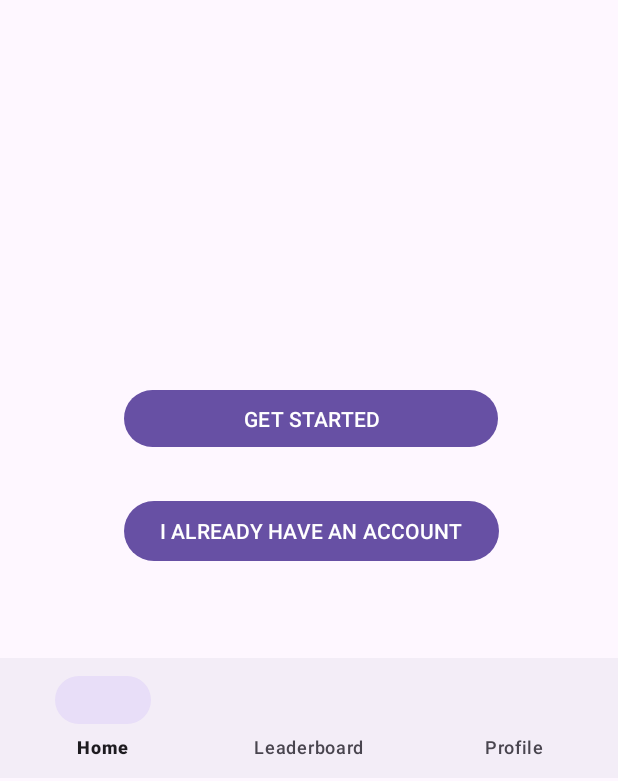
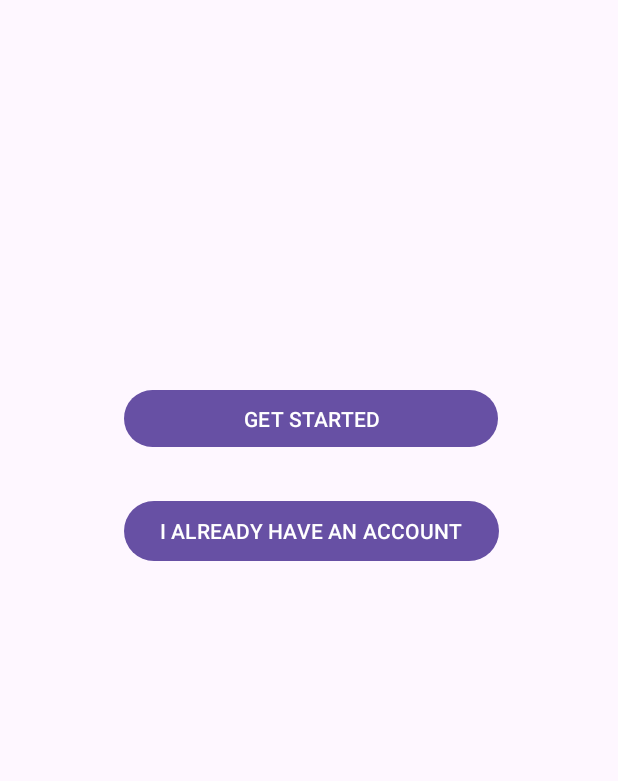
Before and after one commit to Hasitha-Su/Nihon-Ninja, an Android app: the screen it shows after launch (MainActivity), on a phone screen of 412 x 824 dp, the part 455-1236 px from its top. Run offline under Robolectric (Android 15) with nearby library versions, the phone set to English and light mode, and no system bars; our stand-ins replace Dagger/Hilt's generated code, Room's generated code; network calls fail; 1 statement that could not run was skipped.

Commit message:
Add navigation and bottom navigation setup
- Added navigation and set up the bottom navigation for the MainActivity.

- Implemented logic to handle the visibility of the bottom navigation based on the current destination.

```diff
--- a/app/src/main/java/com/hasitha/nihonNinja/ui/main/MainActivity.kt
+++ b/app/src/main/java/com/hasitha/nihonNinja/ui/main/MainActivity.kt
@@ -2,7 +2,15 @@ package com.hasitha.nihonNinja.ui.main
 
 import androidx.appcompat.app.AppCompatActivity
 import android.os.Bundle
+import android.util.Log
+import android.view.Menu
+import android.view.MenuItem
+import android.view.View
 import androidx.lifecycle.lifecycleScope
+import androidx.navigation.findNavController
+import androidx.navigation.fragment.NavHostFragment
+import androidx.navigation.fragment.NavHostFragment.Companion.findNavController
+import com.google.android.material.bottomnavigation.BottomNavigationView
 import com.hasitha.nihonNinja.R
 import com.hasitha.nihonNinja.repository.QuizRepository
 import dagger.hilt.android.AndroidEntryPoint
@@ -14,12 +22,57 @@ class MainActivity : AppCompatActivity() {
 
     @Inject
     lateinit var quizRepository: QuizRepository
+
     override fun onCreate(savedInstanceState: Bundle?) {
         super.onCreate(savedInstanceState)
         setContentView(R.layout.activity_main)
+
+        val navHostFragment = supportFragmentManager.findFragmentById(R.id.fragmentContainerView2) as NavHostFragment
+        val navController = navHostFragment.navController
+
+        val bottomNavigationView = findViewById<BottomNavigationView>(R.id.bottom_navigation)
+
+        navController.addOnDestinationChangedListener { _, destination, _ ->
+            Log.d("NAVIGATION", "Navigated to: ${destination.displayName}")
+            when (destination.id) {
+                R.id.homeFragment,
+                R.id.loginFragment,
+                R.id.translationQuizFragment -> {
+//                    Log.d("NAVIGATION", "Hiding bottom navigation")
+                    bottomNavigationView.visibility = View.GONE
+                }
+                else -> {
+//                    Log.d("NAVIGATION", "Showing bottom navigation")
+                    bottomNavigationView.visibility = View.VISIBLE
+                }
+            }
+        }
+
+        bottomNavigationView.setOnItemSelectedListener  { item ->
+            when (item.itemId) {
+                R.id.action_home -> {
+                    navController.navigate(R.id.dashboardFragment)
+                    true
+                }
+                R.id.action_dashboard -> {
+                    navController.navigate(R.id.leaderBoardFragment)
+                    true
+                }
+                R.id.action_profile -> {
+                    // navController.navigate(R.id.profileFragment)
+                    true
+                }
+                else -> false
+            }
+        }
 
         lifecycleScope.launch {
             quizRepository.refreshQuizData()
         }
     }
+
+    override fun onCreateOptionsMenu(menu: Menu?): Boolean {
+        menuInflater.inflate(R.menu.bottom_navigation_menu, menu)
+        return true
+    }
 }
```
